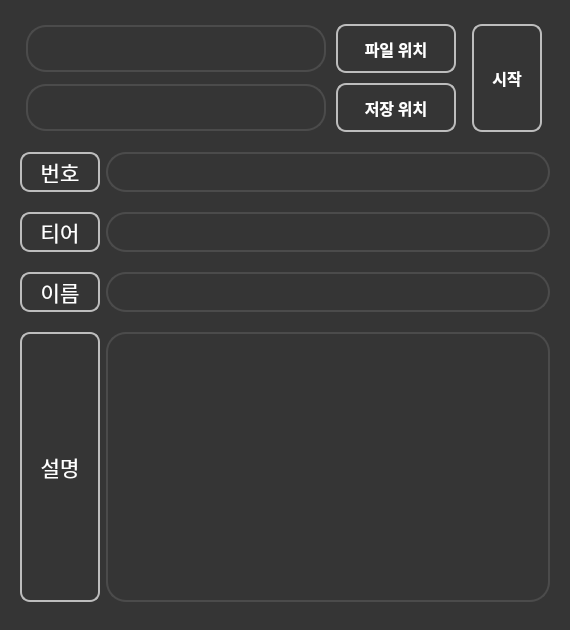
The window that ui/RFB.ui (Profile-exe/RenameFile-for-BOJ) describes before a commit, drawn with Qt 5.
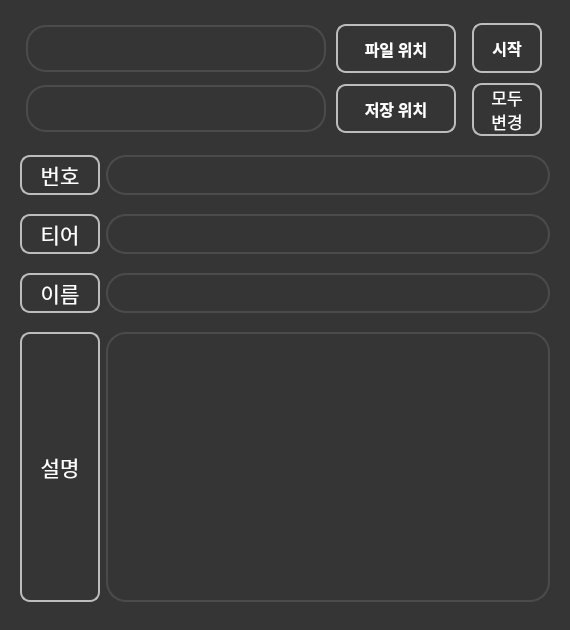
The same window after the commit. Icons and pictures are not drawn.

The edit to the form file:
```diff
--- a/ui/RFB.ui
+++ b/ui/RFB.ui
@@ -291,11 +291,13 @@
         </layout>
        </item>
        <item>
+        <layout class="QVBoxLayout" name="verticalLayout_4">
+         <item>
         <widget class="QPushButton" name="start_pushButton">
          <property name="minimumSize">
           <size>
            <width>70</width>
-           <height>100</height>
+             <height>50</height>
           </size>
          </property>
          <property name="maximumSize">
@@ -327,6 +329,41 @@
           <string>시작</string>
          </property>
         </widget>
+         </item>
+         <item>
+          <widget class="QPushButton" name="changeAll_pushButton">
+           <property name="maximumSize">
+            <size>
+             <width>70</width>
+             <height>110</height>
+            </size>
+           </property>
+           <property name="font">
+            <font>
+             <family>Malgun Gothic</family>
+             <pointsize>13</pointsize>
+             <weight>50</weight>
+             <bold>false</bold>
+            </font>
+           </property>
+           <property name="styleSheet">
+            <string notr="true">QPushButton {
+	border: 2px solid rgb(189, 189, 189);
+	border-radius: 10px;
+}
+
+QPushButton:hover {
+	background-color: rgb(106, 106, 106);
+}
+</string>
+           </property>
+           <property name="text">
+            <string>모두
+변경</string>
+           </property>
+          </widget>
+         </item>
+        </layout>
        </item>
       </layout>
      </item>
```
Lines whose indentation alone changed are shown as unchanged.
